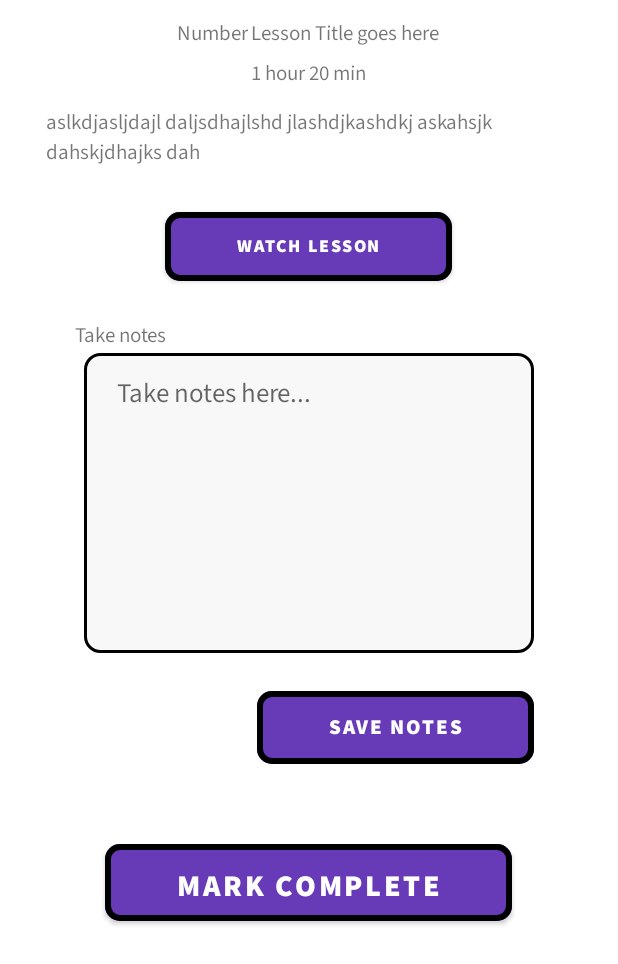
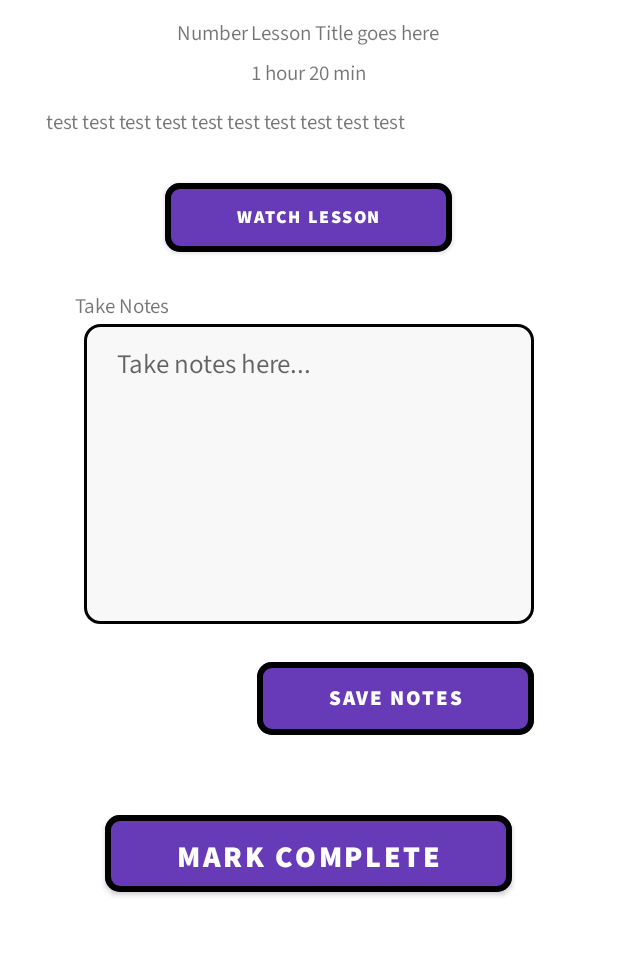
Before and after one commit to h-sompura/LearningApp, an Android app: the layout activity_lesson_detail.xml on its own in the app's theme, with its tools: preview values and no code run, on a phone screen of 412 x 824 dp. Shown: the top 964 px of the screen. Run offline under Robolectric (Android 15) with nearby library versions, the phone set to English and light mode, and no system bars.

Commit message:
ScrollView added to LessonDetail Screen. Some String resources are added

```diff
--- a/app/src/main/res/layout/activity_lesson_detail.xml
+++ b/app/src/main/res/layout/activity_lesson_detail.xml
@@ -1,8 +1,12 @@
 <?xml version="1.0" encoding="utf-8"?>
-<RelativeLayout xmlns:android="http://schemas.android.com/apk/res/android"
+<ScrollView android:layout_width="match_parent"
+    android:layout_height="match_parent"
+    xmlns:android="http://schemas.android.com/apk/res/android"
+    xmlns:tools="http://schemas.android.com/tools">
+
+    <RelativeLayout
         android:layout_width="match_parent"
-    android:layout_height="match_parent">
-
+        android:layout_height="wrap_content">
 
         <LinearLayout
             android:layout_width="wrap_content"
@@ -15,7 +19,7 @@
                 android:id="@+id/lesson_number"
                 android:layout_width="wrap_content"
                 android:layout_height="wrap_content"
-            android:text="Number" />
+                tools:text="Number" />
 
             <TextView
                 android:id="@+id/textview_lesson_detail"
@@ -25,10 +29,9 @@
                 android:layout_marginStart="2dp"
                 android:layout_marginLeft="54dp"
                 android:layout_marginRight="0dp"
-            android:text="Lesson Title goes here" />
+                tools:text="Lesson Title goes here" />
 
         </LinearLayout>
-
 
         <Button
             android:id="@+id/button_watch_lesson"
@@ -37,7 +40,7 @@
             android:layout_below="@+id/textview_lesson_description"
             android:layout_centerHorizontal="true"
             android:layout_marginTop="24dp"
-        android:text="WATCH LESSON"
+            android:text="@string/button_watch_lesson"
             android:textSize="12sp" />
 
         <TextView
@@ -47,7 +50,7 @@
             android:layout_below="@+id/textview_lesson_length"
             android:layout_centerHorizontal="true"
             android:layout_marginTop="12dp"
-        android:text="aslkdjasljdajl daljsdhajlshd jlashdjkashdkj askahsjk dahskjdhajks dah" />
+            tools:text="test test test test test test test test test test" />
 
         <TextView
             android:id="@+id/textview_lesson_length"
@@ -56,7 +59,7 @@
             android:layout_below="@+id/ll_title"
             android:layout_centerHorizontal="true"
             android:layout_marginTop="6dp"
-        android:text="1 hour 20 min" />
+            tools:text="1 hour 20 min" />
 
         <EditText
             android:id="@+id/edittext_take_notes"
@@ -66,7 +69,7 @@
             android:layout_centerHorizontal="true"
             android:layout_marginTop="1dp"
             android:gravity="start"
-        android:hint="Take notes here..."
+            android:hint="@string/hint_take_note"
             android:inputType="textMultiLine"
             android:scrollbars="vertical" />
 
@@ -78,7 +81,7 @@
             android:layout_alignEnd="@id/edittext_take_notes"
             android:layout_centerHorizontal="true"
             android:layout_marginTop="19dp"
-        android:text="SAVE NOTES"
+            android:text="@string/button_save_notes"
             android:textSize="14sp" />
 
         <Button
@@ -89,7 +92,7 @@
             android:layout_centerHorizontal="true"
             android:layout_marginTop="41dp"
             android:layout_marginBottom="41dp"
-        android:text="MARK COMPLETE"
+            android:text="@string/button_mark_complete"
             android:textSize="20sp" />
 
         <TextView
@@ -100,6 +103,8 @@
             android:layout_centerHorizontal="false"
             android:layout_marginLeft="50dp"
             android:layout_marginTop="20dp"
-        android:text="Take notes" />
+            android:text="@string/text_view_take_note" />
 
     </RelativeLayout>
+
+</ScrollView>
--- a/app/src/main/res/layout/lesson_listview.xml
+++ b/app/src/main/res/layout/lesson_listview.xml
@@ -23,7 +23,7 @@
             android:layout_marginTop="6dp"
             android:background="@drawable/rounded_text_view"
             android:gravity="center"
-            android:text="1"
+            tools:text="1"
             tools:ignore="TextContrastCheck" />
 
         <LinearLayout
@@ -38,14 +38,14 @@
                 android:id="@+id/text_view_list_item_name"
                 android:layout_width="318dp"
                 android:layout_height="wrap_content"
-                android:text="Lesson 1" />
+                tools:text="Lesson 1" />
 
             <TextView
                 android:id="@+id/text_view_list_item_length"
                 android:layout_width="328dp"
                 android:layout_height="wrap_content"
                 android:paddingBottom="1dp"
-                android:text="1 hr 20 min" />
+                tools:text="1 hr 20 min" />
         </LinearLayout>
 
 
--- a/app/src/main/res/values/strings.xml
+++ b/app/src/main/res/values/strings.xml
@@ -4,4 +4,14 @@
     <string name="app_heading">Learn HTML and CSS 💻</string>
     <string name="force_sequential_progression">Force sequential progression?</string>
     <string name="logout">Logout</string>
+
+    <string name="hint_username">Enter username</string>
+    <string name="hint_password">Enter password</string>
+    <string name="text_view_save_login">Save login next time?</string>
+
+    <string name="button_watch_lesson">WATCH LESSON</string>
+    <string name="button_save_notes">SAVE NOTES</string>
+    <string name="button_mark_complete">MARK COMPLETE</string>
+    <string name="text_view_take_note">Take Notes</string>
+    <string name="hint_take_note">Take notes here...</string>
 </resources>
```
Also changed, not shown: app/src/main/res/layout/activity_main.xml (+4 -4 lines). Lines whose indentation alone changed are shown as unchanged.
